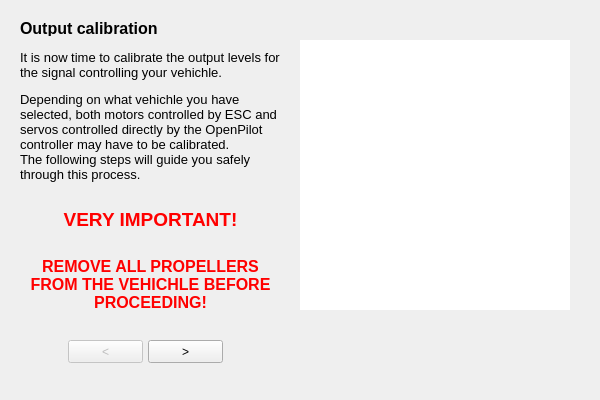
This is ground/openpilotgcs/src/plugins/setupwizard/pages/outputcalibrationpage.ui in openpilot/OpenPilot as Qt 5 draws it before an edit. The edited form follows.
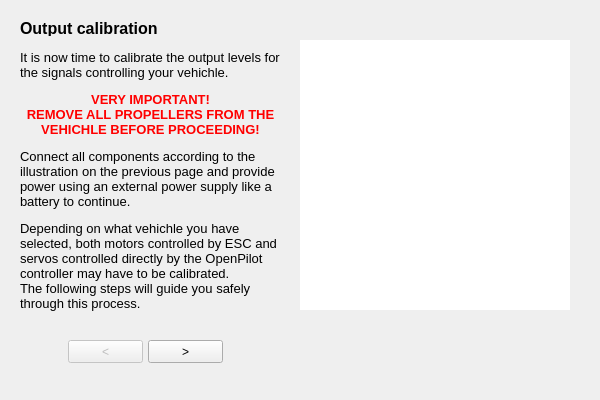
This is the edited form. The open tabs and pages were chosen to show the change.

Commit message: OP-39 Added new button graphix. Implemented servo min/max/neutral calibration. Added check for Actuator module alarm before running calibrarion.

The edit to the form file:
```diff
--- a/ground/openpilotgcs/src/plugins/setupwizard/pages/outputcalibrationpage.ui
+++ b/ground/openpilotgcs/src/plugins/setupwizard/pages/outputcalibrationpage.ui
@@ -49,7 +49,7 @@
       </rect>
      </property>
      <property name="text">
-      <string>&lt;html&gt;&lt;head/&gt;&lt;body&gt;&lt;p&gt;&lt;span style=&quot; font-size:10pt;&quot;&gt;It is now time to calibrate the output levels for the signal controlling your vehichle. &lt;/span&gt;&lt;/p&gt;&lt;p&gt;&lt;span style=&quot; font-size:10pt;&quot;&gt;Depending on what vehichle you have selected, both motors controlled by ESC and servos controlled directly by the OpenPilot controller may have to be calibrated. &lt;br/&gt;The following steps will guide you safely through this process.&lt;br/&gt;&lt;/span&gt;&lt;/p&gt;&lt;p align=&quot;center&quot;&gt;&lt;span style=&quot; font-size:14pt; font-weight:600; color:#ff0000;&quot;&gt;VERY IMPORTANT!&lt;/span&gt;&lt;/p&gt;&lt;p align=&quot;center&quot;&gt;&lt;br/&gt;&lt;span style=&quot; font-size:12pt; font-weight:600; color:#ff0000;&quot;&gt;REMOVE ALL PROPELLERS FROM THE VEHICHLE BEFORE PROCEEDING!&lt;/span&gt;&lt;/p&gt;&lt;/body&gt;&lt;/html&gt;</string>
+      <string>&lt;html&gt;&lt;head/&gt;&lt;body&gt;&lt;p&gt;&lt;span style=&quot; font-size:10pt;&quot;&gt;It is now time to calibrate the output levels for the signals controlling your vehichle. &lt;/span&gt;&lt;/p&gt;&lt;p align=&quot;center&quot;&gt;&lt;span style=&quot; font-size:10pt; font-weight:600; color:#ff0000;&quot;&gt;VERY IMPORTANT!&lt;/span&gt;&lt;span style=&quot; font-size:10pt;&quot;&gt;&lt;br/&gt;&lt;/span&gt;&lt;span style=&quot; font-size:10pt; font-weight:600; color:#ff0000;&quot;&gt;REMOVE ALL PROPELLERS FROM THE VEHICHLE BEFORE PROCEEDING!&lt;/span&gt;&lt;/p&gt;&lt;p&gt;&lt;span style=&quot; font-size:10pt; color:#000000;&quot;&gt;Connect all components according to the illustration on the previous page and provide power using an external power supply like a battery to continue.&lt;/span&gt;&lt;/p&gt;&lt;p&gt;&lt;span style=&quot; font-size:10pt;&quot;&gt;Depending on what vehichle you have selected, both motors controlled by ESC and servos controlled directly by the OpenPilot controller may have to be calibrated. &lt;br/&gt;The following steps will guide you safely through this process.&lt;/span&gt;&lt;/p&gt;&lt;/body&gt;&lt;/html&gt;</string>
      </property>
      <property name="alignment">
       <set>Qt::AlignLeading|Qt::AlignLeft|Qt::AlignTop</set>
```
Left out of the diff: 2 changed lines with no effect on the pictures. The commit also changes 18 other files.
